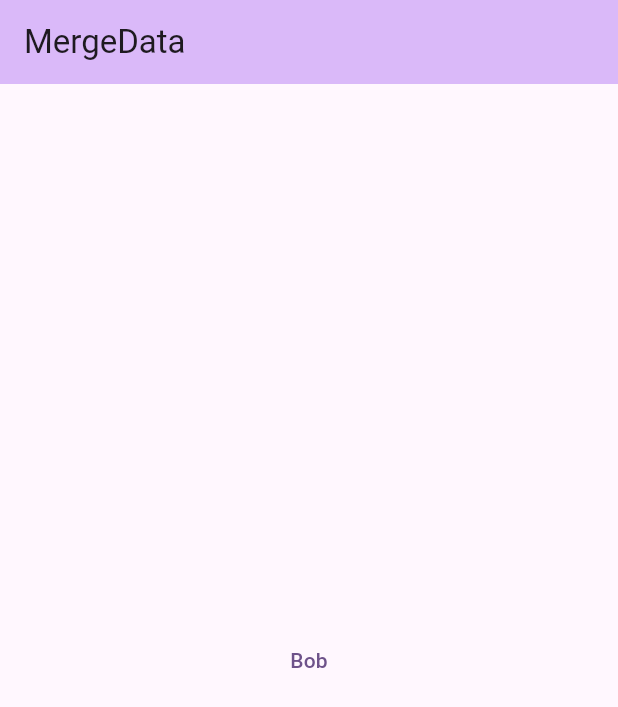
After one commit to FRC2706/MergeData, a Flutter app: the StartPage screen opened directly, after a tap on "Bob", on a phone screen of 412 x 824 dp. The commit adds this screen. Shown: the top 707 px of the screen. Run offline on Flutter 3.47's test engine with Material 3 defaults, Android fonts, the phone set to English and light mode, and no system bars.

Commit message:
add a start screen with a dead button

```diff
--- /dev/null
+++ b/lib/screens/start.dart
@@ -0,0 +1,34 @@
+import 'package:flutter/material.dart';
+
+class StartPage extends StatefulWidget {
+  const StartPage({super.key, required this.title});
+
+  final String title;
+
+  @override
+  State<StartPage> createState() => _StartState();
+}
+
+class _StartState extends State<StartPage> {
+  void testFunction() {
+    var a = 1 + 1;
+  }
+
+  @override
+  Widget build(BuildContext context) {
+    return Scaffold(
+        appBar: AppBar(
+          backgroundColor: Theme.of(context).colorScheme.inversePrimary,
+          title: Text(widget.title),
+        ),
+        body: Center(
+          child: Column(
+            mainAxisAlignment: MainAxisAlignment.center,
+            children: <Widget>[
+              TextButton(onPressed: testFunction, child: Text("Bob"))
+            ],
+          ),
+        ) // This trailing comma makes auto-formatting nicer for build methods.
+        );
+  }
+}
```
Also changed, not shown: lib/main.dart (+6 -108 lines).
